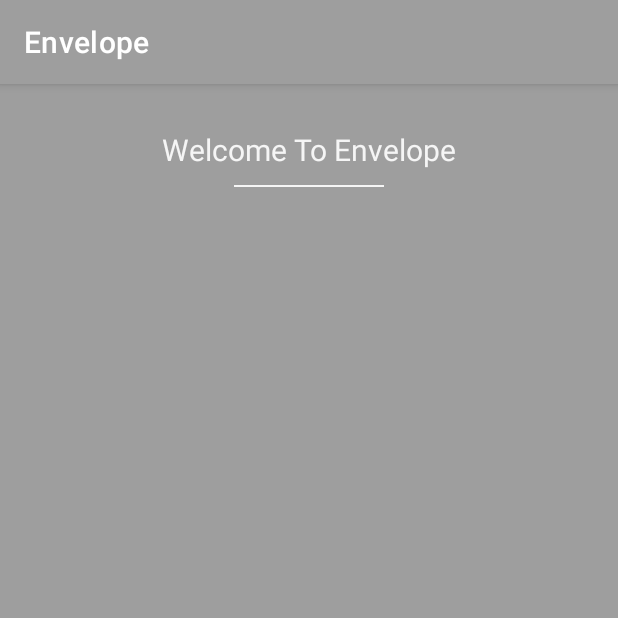
After one commit to Envelope-Capstone/envelope-mobile, an Android app: the fragment LoginFragment shown on its own in the app's theme, on a phone screen of 412 x 824 dp, the top half of it. The commit adds this screen. Run offline under Robolectric (Android 15) with nearby library versions, the phone set to English and light mode, and no system bars.

Commit message:
Created login page, working on implementing UI for login page.

```diff
--- /dev/null
+++ b/app/src/main/java/com/joesamyn/envelope/ui/fragment/LoginFragment.kt
@@ -0,0 +1,58 @@
+package com.joesamyn.envelope.ui.fragment
+
+import android.os.Bundle
+import androidx.fragment.app.Fragment
+import android.view.LayoutInflater
+import android.view.View
+import android.view.ViewGroup
+import com.joesamyn.envelope.R
+
+// TODO: Rename parameter arguments, choose names that match
+// the fragment initialization parameters, e.g. ARG_ITEM_NUMBER
+private const val ARG_PARAM1 = "param1"
+private const val ARG_PARAM2 = "param2"
+
+/**
+ * A simple [Fragment] subclass.
+ * Use the [LoginFragment.newInstance] factory method to
+ * create an instance of this fragment.
+ */
+class LoginFragment : Fragment() {
+    // TODO: Rename and change types of parameters
+    private var param1: String? = null
+    private var param2: String? = null
+
+    override fun onCreate(savedInstanceState: Bundle?) {
+        super.onCreate(savedInstanceState)
+        arguments?.let {
+            param1 = it.getString(ARG_PARAM1)
+            param2 = it.getString(ARG_PARAM2)
+        }
+    }
+
+    override fun onCreateView(inflater: LayoutInflater, container: ViewGroup?,
+                              savedInstanceState: Bundle?): View? {
+        // Inflate the layout for this fragment
+        return inflater.inflate(R.layout.fragment_login, container, false)
+    }
+
+    companion object {
+        /**
+         * Use this factory method to create a new instance of
+         * this fragment using the provided parameters.
+         *
+         * @param param1 Parameter 1.
+         * @param param2 Parameter 2.
+         * @return A new instance of fragment LoginFragment.
+         */
+        // TODO: Rename and change types and number of parameters
+        @JvmStatic
+        fun newInstance(param1: String, param2: String) =
+                LoginFragment().apply {
+                    arguments = Bundle().apply {
+                        putString(ARG_PARAM1, param1)
+                        putString(ARG_PARAM2, param2)
+                    }
+                }
+    }
+}
--- /dev/null
+++ b/app/src/main/res/layout/fragment_login.xml
@@ -0,0 +1,35 @@
+<?xml version="1.0" encoding="utf-8"?>
+<androidx.constraintlayout.widget.ConstraintLayout
+    xmlns:android="http://schemas.android.com/apk/res/android"
+    xmlns:tools="http://schemas.android.com/tools"
+    xmlns:app="http://schemas.android.com/apk/res-auto"
+    android:layout_width="match_parent"
+    android:layout_height="match_parent"
+    android:background="@color/grey"
+    tools:context=".ui.fragment.LoginFragment">
+
+    <TextView
+        android:id="@+id/title"
+        android:layout_width="wrap_content"
+        android:layout_height="wrap_content"
+        android:text="@string/welcome_to_envelope"
+        android:layout_marginTop="30dp"
+        android:textSize="20sp"
+        android:textColor="@color/light_grey"
+        app:layout_constraintTop_toTopOf="parent"
+        app:layout_constraintEnd_toEndOf="parent"
+        app:layout_constraintStart_toStartOf="parent"/>
+
+    <View
+        android:id="@+id/divider"
+        android:layout_width="100dp"
+        android:layout_height="1dp"
+        android:background="@color/light_grey"
+        android:layout_marginTop="10dp"
+        app:layout_constraintTop_toBottomOf="@id/title"
+        app:layout_constraintEnd_toEndOf="parent"
+        app:layout_constraintStart_toStartOf="parent"/>
+
+
+
+</androidx.constraintlayout.widget.ConstraintLayout>
--- a/app/src/main/res/values/strings.xml
+++ b/app/src/main/res/values/strings.xml
@@ -20,4 +20,5 @@
     <string name="select_icon">Select Icon</string>
     <string name="create">Create</string>
     <string name="transactions_page_title">Transactions</string>
+    <string name="welcome_to_envelope">Welcome To Envelope</string>
 </resources>
```
